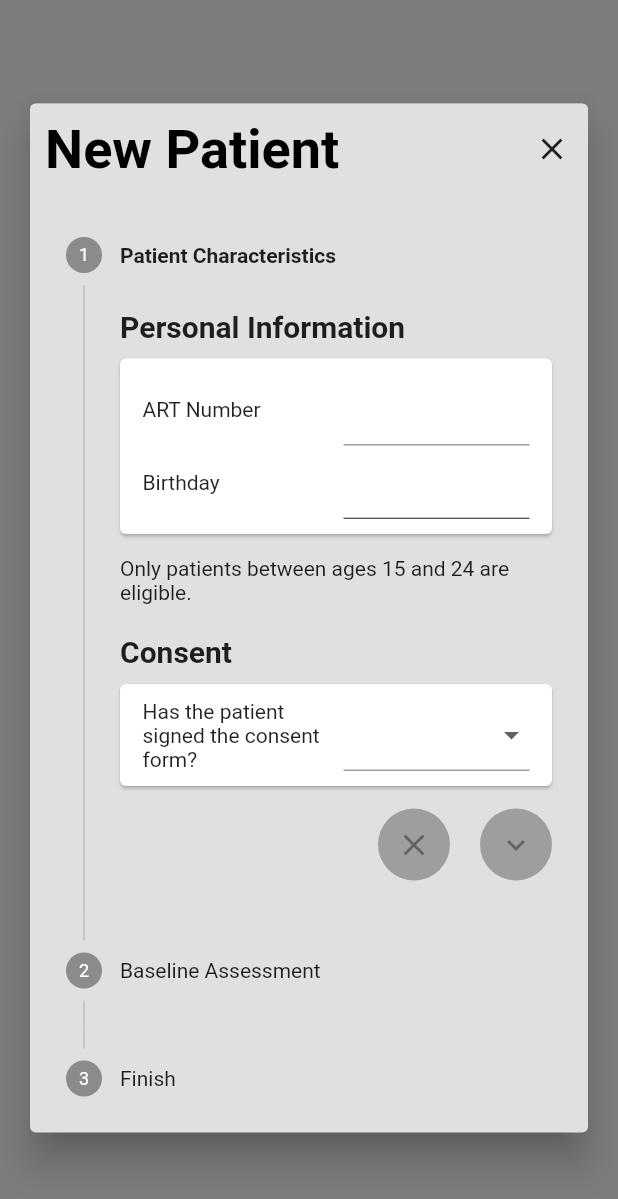
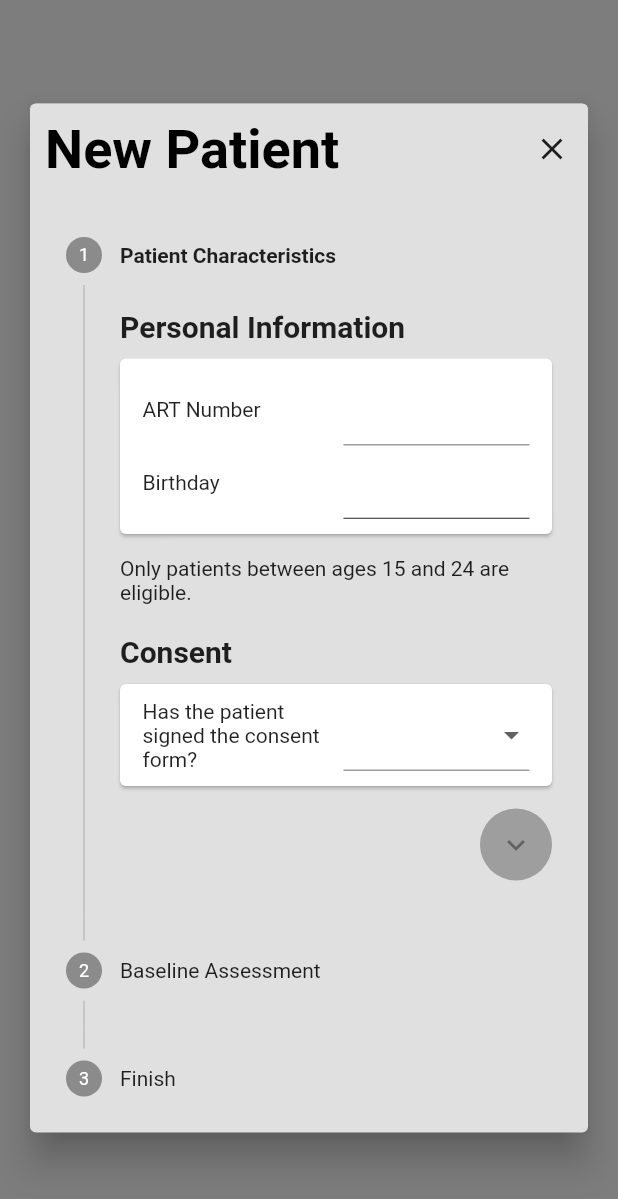
Before and after one commit to chrisly-bear/PEBRApp, a Flutter app: the NewPatientScreen widget shown alone on an empty page, opened directly, on a phone screen of 412 x 824 dp. Shown: the top 1199 px of the screen. Run offline on Flutter 3.47's test engine with Material 2 defaults, Android fonts, the phone set to English and light mode, and no system bars; our stand-ins replace flushbar, shared_preferences, sqflite; missing offline and left inert: password, spreadsheet_decoder; accounts and stored records are empty.

Commit message:
Do not show back button on steps 0 and 1 of new patient screen.

```diff
--- a/lib/screens/NewPatientScreen.dart
+++ b/lib/screens/NewPatientScreen.dart
@@ -229,7 +229,9 @@ class _NewPatientFormState extends State<NewPatientScreen> {
             child: Row(
               mainAxisAlignment: MainAxisAlignment.end,
               children: <Widget>[
-                Container(
+                currentStep == 0 || currentStep == 1
+                ? SizedBox()
+                : Container(
                   decoration: BoxDecoration(
                     color: onStepCancel == null
                         ? BUTTON_INACTIVE
```
